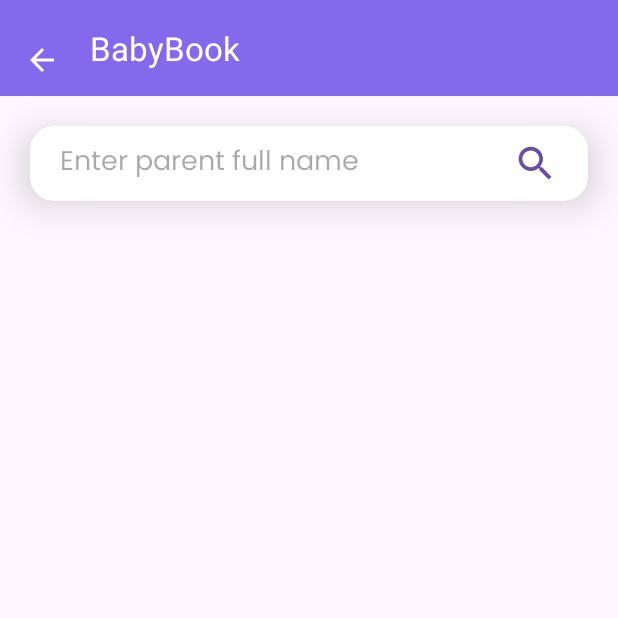
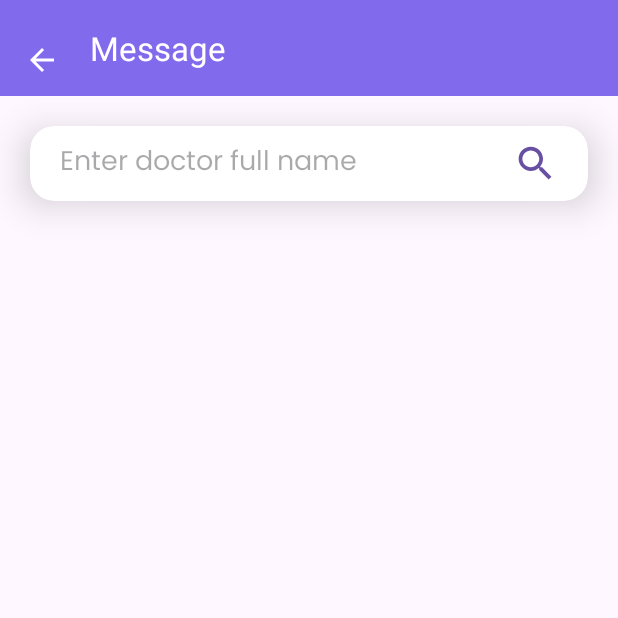
Before and after one commit to babbb06/Babybook, an Android app: the SearchParentChatActivity screen opened directly, with no data from a screen before it, on a phone screen of 412 x 824 dp, the top half of it. Run offline under Robolectric (Android 15) with nearby library versions, the phone set to English and light mode, and no system bars; our stand-ins replace Firebase (no records; nobody signed in at launch, a user with empty details on screens opened directly); Roboto replaces fonts that are not available here.

Commit message:
HEADER TITLE ADJUSTMENT BABY BOOK TO BABYBOOK

```diff
--- a/app/src/main/java/com/example/babybook/ManageAppointmentsActivity.java
+++ b/app/src/main/java/com/example/babybook/ManageAppointmentsActivity.java
@@ -36,6 +36,7 @@ public class ManageAppointmentsActivity extends AppCompatActivity {
         Toolbar toolbar = findViewById(R.id.toolbar);
         setSupportActionBar(toolbar);
         getSupportActionBar().setDisplayHomeAsUpEnabled(true);
+        getSupportActionBar().setTitle("Appointment Request");
         toolbar.setNavigationOnClickListener(v -> onBackPressed());
 
         ImageView checkImage = findViewById(R.id.check_image);
--- a/app/src/main/java/com/example/babybook/SchedulesAppointmentActivity.java
+++ b/app/src/main/java/com/example/babybook/SchedulesAppointmentActivity.java
@@ -50,6 +50,7 @@ public class SchedulesAppointmentActivity extends AppCompatActivity {
         if (getSupportActionBar() != null) {
             getSupportActionBar().setDisplayHomeAsUpEnabled(true);
             getSupportActionBar().setDisplayShowHomeEnabled(true);
+            getSupportActionBar().setTitle("Schedule");
         }
 
         appointmentsListView = findViewById(R.id.appointments_list_view);
--- a/app/src/main/java/com/example/babybook/SearchDoctorActivity.java
+++ b/app/src/main/java/com/example/babybook/SearchDoctorActivity.java
@@ -40,7 +40,10 @@ public class SearchDoctorActivity extends AppCompatActivity {
         if (getSupportActionBar() != null) {
             getSupportActionBar().setDisplayHomeAsUpEnabled(true);
             getSupportActionBar().setDisplayShowHomeEnabled(true);
+            getSupportActionBar().setTitle("Search Doctor");
         }
+
+
 
         searchEditText = findViewById(R.id.search_edit_text);
         searchButton = findViewById(R.id.search_button);
--- a/app/src/main/java/com/example/babybook/SearchDoctorChatActivity.java
+++ b/app/src/main/java/com/example/babybook/SearchDoctorChatActivity.java
@@ -41,6 +41,7 @@ public class SearchDoctorChatActivity extends AppCompatActivity {
         if (getSupportActionBar() != null) {
             getSupportActionBar().setDisplayHomeAsUpEnabled(true);
             getSupportActionBar().setDisplayShowHomeEnabled(true);
+            getSupportActionBar().setTitle("Message");
         }
 
         searchEditText = findViewById(R.id.editTextSpecialization);
--- a/app/src/main/java/com/example/babybook/SearchParentChatActivity.java
+++ b/app/src/main/java/com/example/babybook/SearchParentChatActivity.java
@@ -36,6 +36,7 @@ public class SearchParentChatActivity extends AppCompatActivity {
         if (getSupportActionBar() != null) {
             getSupportActionBar().setDisplayHomeAsUpEnabled(true);
             getSupportActionBar().setDisplayShowHomeEnabled(true);
+            getSupportActionBar().setTitle("Message");
         }
 
         searchEditText = findViewById(R.id.editTextSearchParent);
--- a/app/src/main/res/layout/activity_doctor_dashboard.xml
+++ b/app/src/main/res/layout/activity_doctor_dashboard.xml
@@ -21,7 +21,7 @@
             app:layout_constraintTop_toTopOf="parent"
             app:layout_constraintStart_toStartOf="parent"
             app:layout_constraintEnd_toEndOf="parent"
-            app:title="Baby Book"
+            app:title="BabyBook"
             app:titleTextColor="@android:color/white"
             app:popupTheme="@style/ThemeOverlay.AppCompat.Light" />
 
--- a/app/src/main/res/layout/activity_parent_dashboard.xml
+++ b/app/src/main/res/layout/activity_parent_dashboard.xml
@@ -22,7 +22,7 @@
             app:layout_constraintStart_toStartOf="parent"
             app:layout_constraintTop_toTopOf="parent"
             app:popupTheme="@style/ThemeOverlay.AppCompat.Light"
-            app:title="Parent Dashboard"
+            app:title="BabyBook"
             app:titleTextColor="@android:color/white" />
 
         <!-- RecyclerView for posts -->
--- a/app/src/main/res/layout/activity_search_doctor_chat.xml
+++ b/app/src/main/res/layout/activity_search_doctor_chat.xml
@@ -16,7 +16,6 @@
 
     <androidx.cardview.widget.CardView
         android:layout_width="match_parent"
-
         android:layout_margin="20dp"
         android:elevation="15dp"
         android:id="@+id/searchrela"
--- a/app/src/main/res/layout/activity_search_parent_chat.xml
+++ b/app/src/main/res/layout/activity_search_parent_chat.xml
@@ -31,10 +31,10 @@
                 android:id="@+id/editTextSearchParent"
                 android:layout_width="wrap_content"
                 android:layout_height="match_parent"
-             android:layout_marginStart="20dp"
+                 android:layout_marginStart="20dp"
                 android:background="@drawable/edittext_background"
                 android:fontFamily="@font/poppins"
-                android:hint="Enter parent full name"
+                android:hint="Enter doctor full name"
                 app:layout_constraintBottom_toBottomOf="parent"
                 app:layout_constraintStart_toStartOf="parent"
                 app:layout_constraintTop_toTopOf="parent" />
```
